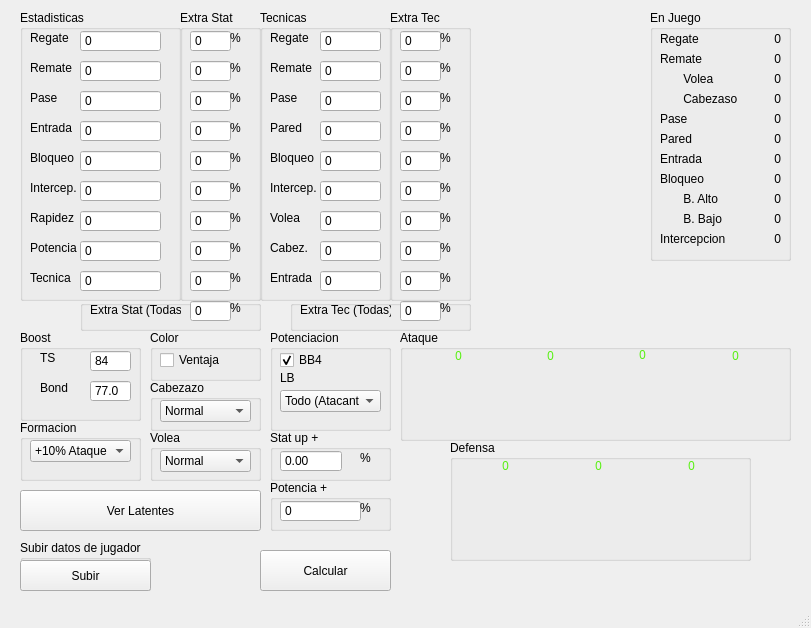
IsaR0d/CTDTAnalizer, file analisis.ui: the form before one commit.
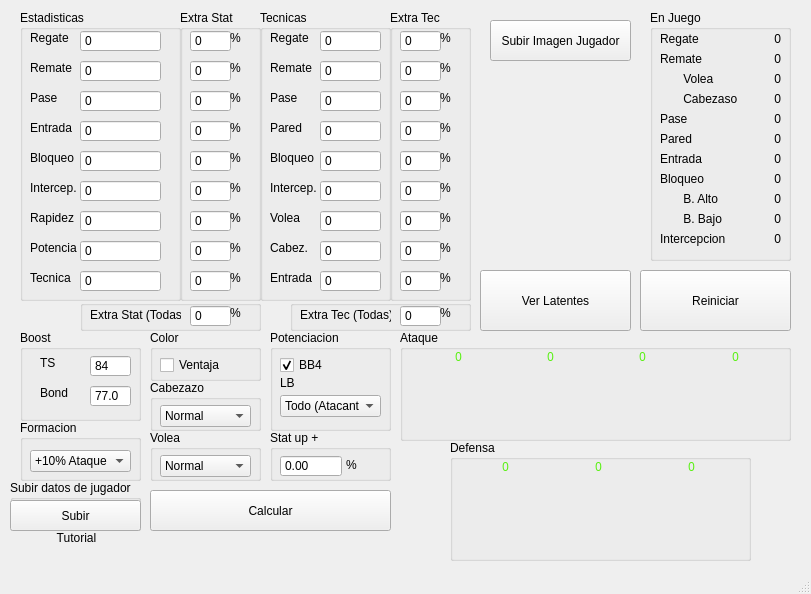
The form after the commit. Icons and pictures are not drawn.

Commit message: extraccion de imagen, completa volea y cabeceo y cambios de ui con tooltip

What changed in the file:
```diff
--- a/analisis.ui
+++ b/analisis.ui
@@ -7,7 +7,7 @@
     <x>0</x>
     <y>0</y>
     <width>811</width>
-    <height>628</height>
+    <height>594</height>
    </rect>
   </property>
   <property name="sizePolicy">
@@ -19,13 +19,13 @@
   <property name="minimumSize">
    <size>
     <width>811</width>
-    <height>628</height>
+    <height>594</height>
    </size>
   </property>
   <property name="maximumSize">
    <size>
     <width>811</width>
-    <height>628</height>
+    <height>594</height>
    </size>
   </property>
   <property name="windowTitle">
@@ -46,14 +46,20 @@
     <property name="geometry">
      <rect>
       <x>480</x>
-      <y>100</y>
+      <y>70</y>
       <width>161</width>
-      <height>161</height>
+      <height>191</height>
      </rect>
     </property>
     <property name="text">
      <string/>
     </property>
+    <property name="scaledContents">
+     <bool>false</bool>
+    </property>
+    <property name="alignment">
+     <set>Qt::AlignCenter</set>
+    </property>
    </widget>
    <widget class="QGroupBox" name="groupBox">
     <property name="geometry">
@@ -1263,7 +1269,7 @@
      <property name="geometry">
       <rect>
        <x>70</x>
-       <y>20</y>
+       <y>25</y>
        <width>41</width>
        <height>22</height>
       </rect>
@@ -1279,7 +1285,7 @@
      <property name="geometry">
       <rect>
        <x>20</x>
-       <y>20</y>
+       <y>25</y>
        <width>49</width>
        <height>16</height>
       </rect>
@@ -1292,7 +1298,7 @@
      <property name="geometry">
       <rect>
        <x>20</x>
-       <y>50</y>
+       <y>55</y>
        <width>49</width>
        <height>16</height>
       </rect>
@@ -1305,7 +1311,7 @@
      <property name="geometry">
       <rect>
        <x>70</x>
-       <y>50</y>
+       <y>55</y>
        <width>41</width>
        <height>22</height>
       </rect>
@@ -1340,7 +1346,7 @@
      <property name="geometry">
       <rect>
        <x>10</x>
-       <y>20</y>
+       <y>25</y>
        <width>61</width>
        <height>20</height>
       </rect>
@@ -1366,7 +1372,7 @@
      <property name="geometry">
       <rect>
        <x>10</x>
-       <y>20</y>
+       <y>25</y>
        <width>91</width>
        <height>22</height>
       </rect>
@@ -1404,7 +1410,7 @@
      <property name="geometry">
       <rect>
        <x>10</x>
-       <y>20</y>
+       <y>25</y>
        <width>91</width>
        <height>22</height>
       </rect>
@@ -1442,7 +1448,7 @@
      <property name="geometry">
       <rect>
        <x>10</x>
-       <y>20</y>
+       <y>30</y>
        <width>101</width>
        <height>22</height>
       </rect>
@@ -1490,7 +1496,7 @@
      <property name="geometry">
       <rect>
        <x>10</x>
-       <y>20</y>
+       <y>25</y>
        <width>51</width>
        <height>20</height>
       </rect>
@@ -1506,7 +1512,7 @@
      <property name="geometry">
       <rect>
        <x>10</x>
-       <y>60</y>
+       <y>65</y>
        <width>101</width>
        <height>22</height>
       </rect>
@@ -1541,7 +1547,7 @@
      <property name="geometry">
       <rect>
        <x>10</x>
-       <y>40</y>
+       <y>45</y>
        <width>49</width>
        <height>16</height>
       </rect>
@@ -1569,8 +1575,8 @@
     <widget class="QLabel" name="label_75">
      <property name="geometry">
       <rect>
-       <x>90</x>
-       <y>20</y>
+       <x>76</x>
+       <y>27</y>
        <width>21</width>
        <height>16</height>
       </rect>
@@ -1583,7 +1589,7 @@
      <property name="geometry">
       <rect>
        <x>10</x>
-       <y>20</y>
+       <y>25</y>
        <width>62</width>
        <height>22</height>
       </rect>
@@ -1593,52 +1599,13 @@
      </property>
     </widget>
    </widget>
-   <widget class="QGroupBox" name="groupBox_12">
-    <property name="geometry">
-     <rect>
-      <x>270</x>
-      <y>480</y>
-      <width>121</width>
-      <height>51</height>
-     </rect>
-    </property>
-    <property name="title">
-     <string>Potencia +</string>
-    </property>
-    <widget class="QSpinBox" name="potencia">
-     <property name="geometry">
-      <rect>
-       <x>10</x>
-       <y>20</y>
-       <width>81</width>
-       <height>22</height>
-      </rect>
-     </property>
-     <property name="buttonSymbols">
-      <enum>QAbstractSpinBox::NoButtons</enum>
-     </property>
-    </widget>
-    <widget class="QLabel" name="label_74">
-     <property name="geometry">
-      <rect>
-       <x>90</x>
-       <y>20</y>
-       <width>21</width>
-       <height>16</height>
-      </rect>
-     </property>
-     <property name="text">
-      <string>%</string>
-     </property>
-    </widget>
-   </widget>
    <widget class="QPushButton" name="pushButton">
     <property name="geometry">
      <rect>
-      <x>20</x>
-      <y>490</y>
-      <width>241</width>
-      <height>41</height>
+      <x>480</x>
+      <y>270</y>
+      <width>151</width>
+      <height>61</height>
      </rect>
     </property>
     <property name="text">
@@ -1661,7 +1628,7 @@
      <property name="geometry">
       <rect>
        <x>216</x>
-       <y>0</y>
+       <y>1</y>
        <width>51</width>
        <height>51</height>
       </rect>
@@ -1689,7 +1656,7 @@
      <property name="geometry">
       <rect>
        <x>123</x>
-       <y>0</y>
+       <y>1</y>
        <width>51</width>
        <height>51</height>
       </rect>
@@ -1735,7 +1702,7 @@
      <property name="geometry">
       <rect>
        <x>30</x>
-       <y>0</y>
+       <y>1</y>
        <width>51</width>
        <height>51</height>
       </rect>
@@ -1777,7 +1744,7 @@
      <property name="geometry">
       <rect>
        <x>310</x>
-       <y>0</y>
+       <y>1</y>
        <width>51</width>
        <height>51</height>
       </rect>
@@ -1823,7 +1790,7 @@
      <property name="geometry">
       <rect>
        <x>33</x>
-       <y>0</y>
+       <y>1</y>
        <width>51</width>
        <height>51</height>
       </rect>
@@ -1849,7 +1816,7 @@
      <property name="geometry">
       <rect>
        <x>217</x>
-       <y>9</y>
+       <y>11</y>
        <width>51</width>
        <height>31</height>
       </rect>
@@ -1874,7 +1841,7 @@
      <property name="geometry">
       <rect>
        <x>125</x>
-       <y>0</y>
+       <y>1</y>
        <width>51</width>
        <height>51</height>
       </rect>
@@ -1904,9 +1871,9 @@
    <widget class="QPushButton" name="calcular_btn">
     <property name="geometry">
      <rect>
-      <x>260</x>
-      <y>550</y>
-      <width>131</width>
+      <x>150</x>
+      <y>490</y>
+      <width>241</width>
       <height>41</height>
      </rect>
     </property>
@@ -1917,8 +1884,8 @@
    <widget class="QGroupBox" name="groupBox_15">
     <property name="geometry">
      <rect>
-      <x>20</x>
-      <y>540</y>
+      <x>10</x>
+      <y>480</y>
       <width>131</width>
       <height>51</height>
      </rect>
@@ -2230,7 +2197,7 @@
      <property name="geometry">
       <rect>
        <x>10</x>
-       <y>0</y>
+       <y>5</y>
        <width>91</width>
        <height>20</height>
       </rect>
@@ -2243,7 +2210,7 @@
      <property name="geometry">
       <rect>
        <x>110</x>
-       <y>0</y>
+       <y>5</y>
        <width>41</width>
        <height>22</height>
       </rect>
@@ -2259,7 +2226,7 @@
      <property name="geometry">
       <rect>
        <x>150</x>
-       <y>0</y>
+       <y>5</y>
        <width>31</width>
        <height>16</height>
       </rect>
@@ -2268,6 +2235,28 @@
       <string>%</string>
      </property>
     </widget>
+    <widget class="QLabel" name="q_ex_stat_todas">
+     <property name="geometry">
+      <rect>
+       <x>160</x>
+       <y>10</y>
+       <width>16</width>
+       <height>16</height>
+      </rect>
+     </property>
+     <property name="toolTip">
+      <string>ssasdasdasdasdsad</string>
+     </property>
+     <property name="toolTipDuration">
+      <number>5</number>
+     </property>
+     <property name="text">
+      <string/>
+     </property>
+     <property name="pixmap">
+      <pixmap>img/question-icon.png</pixmap>
+     </property>
+    </widget>
    </widget>
    <widget class="QGroupBox" name="groupBox_18">
     <property name="geometry">
@@ -2285,7 +2274,7 @@
      <property name="geometry">
       <rect>
        <x>10</x>
-       <y>0</y>
+       <y>5</y>
        <width>91</width>
        <height>20</height>
       </rect>
@@ -2298,7 +2287,7 @@
      <property name="geometry">
       <rect>
        <x>110</x>
-       <y>0</y>
+       <y>5</y>
        <width>41</width>
        <height>22</height>
       </rect>
@@ -2314,7 +2303,7 @@
      <property name="geometry">
       <rect>
        <x>150</x>
-       <y>0</y>
+       <y>5</y>
        <width>31</width>
        <height>16</height>
       </rect>
@@ -2323,6 +2312,64 @@
       <string>%</string>
      </property>
     </widget>
+    <widget class="QLabel" name="q_ext_tec_todas">
+     <property name="geometry">
+      <rect>
+       <x>160</x>
+       <y>10</y>
+       <width>16</width>
+       <height>16</height>
+      </rect>
+     </property>
+     <property name="text">
+      <string/>
+     </property>
+     <property name="pixmap">
+      <pixmap>img/question-icon.png</pixmap>
+     </property>
+    </widget>
+   </widget>
+   <widget class="QPushButton" name="subir_imagen">
+    <property name="geometry">
+     <rect>
+      <x>490</x>
+      <y>20</y>
+      <width>141</width>
+      <height>41</height>
+     </rect>
+    </property>
+    <property name="text">
+     <string>Subir Imagen Jugador</string>
+    </property>
+   </widget>
+   <widget class="QPushButton" name="reiniciar_btn">
+    <property name="geometry">
+     <rect>
+      <x>640</x>
+      <y>270</y>
+      <width>151</width>
+      <height>61</height>
+     </rect>
+    </property>
+    <property name="text">
+     <string>Reiniciar</string>
+    </property>
+   </widget>
+   <widget class="QLabel" name="tutorial">
+    <property name="geometry">
+     <rect>
+      <x>6</x>
+      <y>530</y>
+      <width>141</width>
+      <height>16</height>
+     </rect>
+    </property>
+    <property name="text">
+     <string>Tutorial</string>
+    </property>
+    <property name="alignment">
+     <set>Qt::AlignCenter</set>
+    </property>
    </widget>
    <zorder>groupBox_17</zorder>
    <zorder>jug_img</zorder>
```
Left out of the diff: 36 changed lines with no effect on the pictures. The commit also changes 14 other files.
